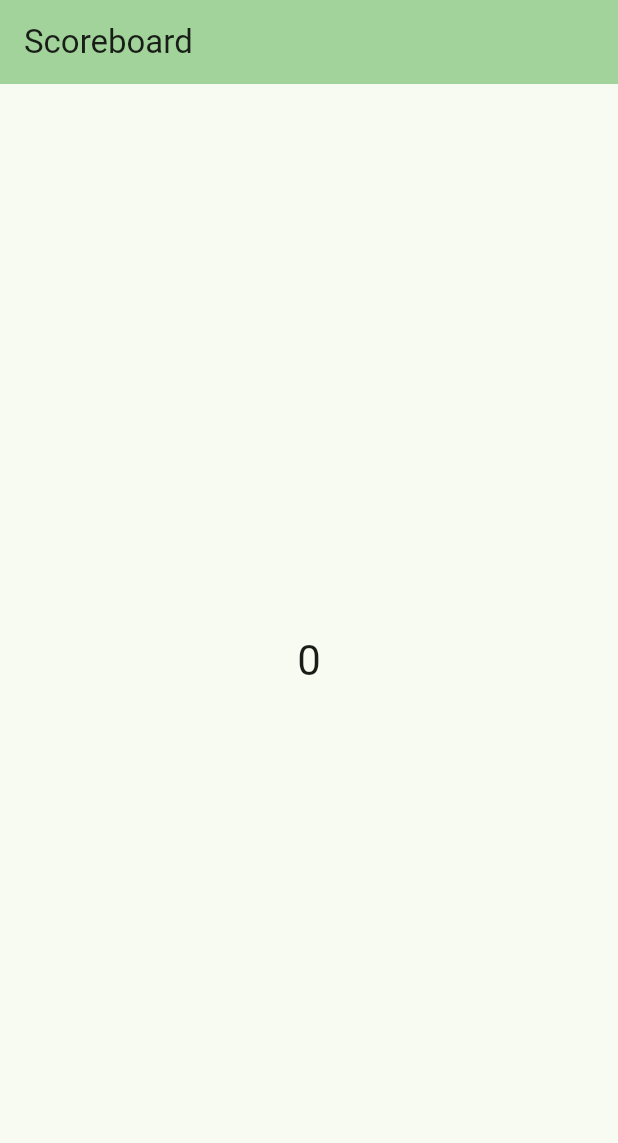
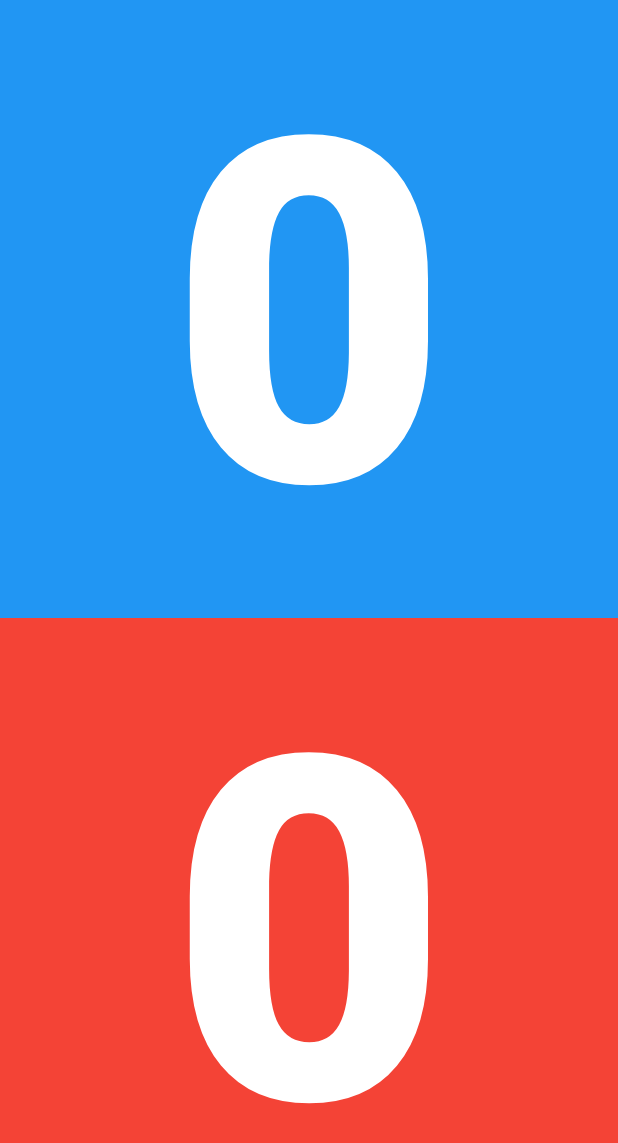
Before and after one commit to flock-games/scoreboard, a Flutter app: the screen it shows after launch, on a phone screen of 412 x 824 dp. Shown: the top 1143 px of the screen. Run offline on Flutter 3.47's test engine with Material 3 defaults, Android fonts, the phone set to English and light mode, and no system bars.

Commit message:
Colored autosizing, orienting score panels

```diff
--- /dev/null
+++ b/lib/ScorePanel.dart
@@ -0,0 +1,46 @@
+import 'package:flutter/material.dart';
+
+class ScorePanel extends StatefulWidget {
+  final Color _panelColor;
+  final Color _textColor;
+
+  const ScorePanel(
+      {Key? key, required Color panelColor, required Color textColor})
+      : _panelColor = panelColor,
+        _textColor = textColor,
+        super(key: key);
+
+  @override
+  State<ScorePanel> createState() => _ScorePanelState();
+}
+
+class _ScorePanelState extends State<ScorePanel> {
+  int _score = 0;
+
+  void _incrementScore() {
+    setState(() {
+      _score++;
+    });
+  }
+
+  @override
+  Widget build(BuildContext context) {
+    return GestureDetector(
+      onTap: _incrementScore,
+      behavior: HitTestBehavior.opaque,
+      child: Container(
+        color: widget._panelColor,
+        child: FittedBox(
+          fit: BoxFit.contain,
+          child: Center(
+            child: Text(
+              '$_score',
+              style: Theme.of(context).textTheme.headlineMedium?.copyWith(
+                  color: widget._textColor, fontWeight: FontWeight.w900),
+            ),
+          ),
+        ),
+      ),
+    );
+  }
+}
--- a/lib/main.dart
+++ b/lib/main.dart
@@ -1,4 +1,5 @@
 import 'package:flutter/material.dart';
+import 'package:starter/ScorePanel.dart';
 
 void main() {
   runApp(const ScoreboardApp());
@@ -30,35 +31,38 @@ class MyHomePage extends StatefulWidget {
 }
 
 class _MyHomePageState extends State<MyHomePage> {
-  int _counter = 0;
-
-  void _incrementCounter() {
-    setState(() {
-      _counter++;
-    });
-  }
-
   @override
   Widget build(BuildContext context) {
     return Scaffold(
-      appBar: AppBar(
-        backgroundColor: Theme.of(context).colorScheme.inversePrimary,
-        title: Text(widget.title),
-      ),
-      body: GestureDetector(
-        onTap: _incrementCounter,
-        behavior: HitTestBehavior.opaque,
-        child: SizedBox(
-          height: double.infinity,
-          width: double.infinity,
-          child: Center(
-            child: Text(
-              '$_counter',
-              style: Theme.of(context).textTheme.headlineMedium,
+      body: OrientationBuilder(
+          builder: (BuildContext context, Orientation orientation) {
+        const scorePanels = [
+          Expanded(
+            child: ScorePanel(
+              panelColor: Colors.blue,
+              textColor: Colors.white,
             ),
           ),
-        ),
-      ),
+          Expanded(
+            child: ScorePanel(
+              panelColor: Colors.red,
+              textColor: Colors.white,
+            ),
+          ),
+        ];
+        if (orientation == Orientation.landscape) {
+          return const Row(
+            mainAxisAlignment: MainAxisAlignment.center,
+            crossAxisAlignment: CrossAxisAlignment.stretch,
+            children: scorePanels,
+          );
+        }
+        return const Column(
+          mainAxisAlignment: MainAxisAlignment.center,
+          crossAxisAlignment: CrossAxisAlignment.stretch,
+          children: scorePanels,
+        );
+      }),
     );
   }
 }
```
Also changed, not shown: pubspec.lock.
